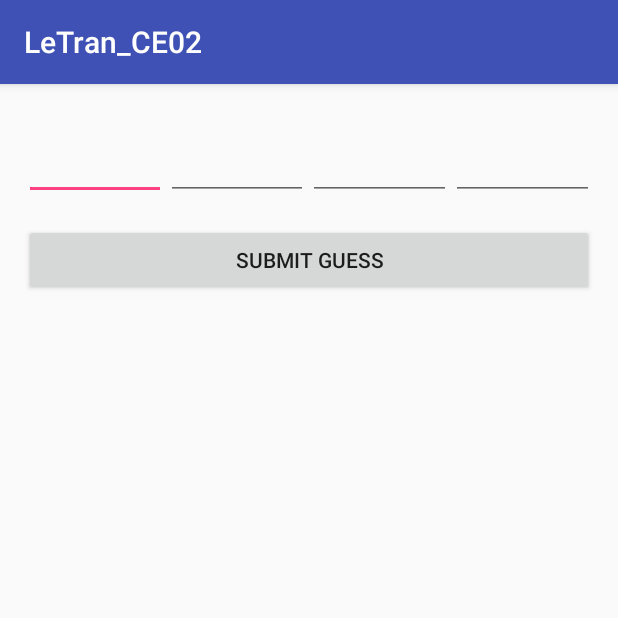
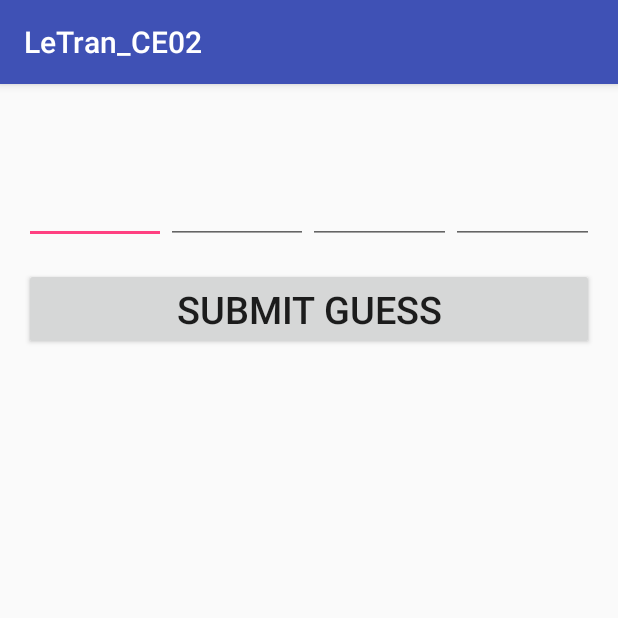
Before and after one commit to tranle13/JAV_GuessNumber, an Android app: the screen it shows after launch (MainActivity), on a phone screen of 412 x 824 dp, the top half of it. Run offline under Robolectric (Android 15) with nearby library versions, the phone set to English and light mode, and no system bars.

Commit message:
Changed text size in xml and clear the warning in Inspection Results

```diff
--- a/LeTran_CE02/app/src/main/java/com/sunny/android/letran_ce02/MainActivity.java
+++ b/LeTran_CE02/app/src/main/java/com/sunny/android/letran_ce02/MainActivity.java
@@ -6,7 +6,6 @@
 package com.sunny.android.letran_ce02;
 
 import android.content.DialogInterface;
-import android.content.res.ColorStateList;
 import android.support.v7.app.AlertDialog;
 import android.support.v7.app.AppCompatActivity;
 import android.os.Bundle;
@@ -16,22 +15,18 @@ import android.view.View;
 import android.widget.EditText;
 import android.widget.Toast;
 
-import java.lang.reflect.Array;
 import java.util.ArrayList;
 import java.util.Random;
 
     public class MainActivity extends AppCompatActivity {
 
         // Create necessary variables
-        static final String TAG = "GUESSNUM";
+        private static final String TAG = "GUESSNUM";
         private final Random rnd = new Random();
-        private ArrayList<Integer> randomNums = new ArrayList<>();
-        private static final int MAX_NUM_VALUE = 10;
-        private static final int EMPTY = -1;
+        private ArrayList<Integer> randomNums;
         private int numOfTurns = 4;
         private Toast tst_Message = null;
-        private final int[] textIDs = {R.id.txt_FirstNum, R.id.txt_SecondNum, R.id.txt_ThirdNum, R.id.txt_FourthNum};
-        private ArrayList<Integer> inputNum = new ArrayList<>();
+        private ArrayList<Integer> inputNum;
         private int originalColor = -1;
 
         @Override
@@ -39,13 +34,15 @@ import java.util.Random;
             super.onCreate(savedInstanceState);
             setContentView(R.layout.activity_main);
 
+            randomNums = new ArrayList<>();
+            inputNum = new ArrayList<>();
             originalColor = ((EditText)findViewById(R.id.txt_FirstNum)).getCurrentTextColor();
             randomizeNum();
             findViewById(R.id.btn_SubmitGuess).setOnClickListener(submitTapped);
         }
 
         // Create click listener for the Submit button
-        private View.OnClickListener submitTapped = new View.OnClickListener() {
+        private final View.OnClickListener submitTapped = new View.OnClickListener() {
             @Override
             public void onClick(View view) {
 
@@ -70,11 +67,11 @@ import java.util.Random;
                         if (numOfTurns > 0) {
                             numOfTurns -= 1;
 
-                            String remainTurns = "";
+                            String remainTurns;
 
                             if (numOfTurns > 1) {
                                 remainTurns = "You have " + numOfTurns + " turns left!";
-                            } else if (numOfTurns > 0 && numOfTurns < 2) {
+                            } else {
                                 remainTurns = "You have " + numOfTurns + " turn left!";
                             }
 
@@ -84,7 +81,7 @@ import java.util.Random;
 
 
 
-                        if ((inputNum.get(0) == randomNums.get(0)) && (inputNum.get(1) == randomNums.get(1)) && (inputNum.get(2) == randomNums.get(2)) && (inputNum.get(3) == randomNums.get(3))) {
+                        if ((inputNum.get(0).equals(randomNums.get(0))) && (inputNum.get(1).equals(randomNums.get(1))) && (inputNum.get(2).equals(randomNums.get(2))) && (inputNum.get(3).equals(randomNums.get(3)))) {
                             alertDialog(R.string.win, R.string.winMessage, R.drawable.win_icon);
                         } else if (numOfTurns == 0){
                             alertDialog(R.string.lose, R.string.loseMessage, R.drawable.lose_icon);
@@ -101,6 +98,7 @@ import java.util.Random;
             }
         };
 
+        // Function to build alert dialog
         private void alertDialog(int title, int message, int icon) {
             tst_Message.cancel();
             tst_Message = null;
@@ -116,10 +114,9 @@ import java.util.Random;
             });
             builder.show();
         }
+
         // Function to compare whatever input in the edit text to the random numbers
         private void checkTexts() {
-            int colorSelection = EMPTY;
-
             EditText firstText = (EditText) findViewById(R.id.txt_FirstNum);
             EditText secText = (EditText) findViewById(R.id.txt_SecondNum);
             EditText thirdText = (EditText) findViewById(R.id.txt_ThirdNum);
@@ -141,12 +138,12 @@ import java.util.Random;
             if (randomNums.size() > 0 && inputNum.size() == 4) {
                 for (int i = 0; i < randomNums.size(); i++) {
                     Log.i(TAG, "randomNum: " + randomNums.get(i));
+                }
 
-                }
                 for (int i = 0; i < randomNums.size(); i++) {
-                    int colorID = EMPTY;
+                    int colorID;
 
-                    if (inputNum.get(i) == randomNums.get(i)) {
+                    if (inputNum.get(i).equals(randomNums.get(i))) {
                         colorID = R.color.green;
                     } else if (inputNum.get(i) > 4) {
                         colorID = R.color.red;
@@ -172,7 +169,6 @@ import java.util.Random;
             randomizeNum();
             numOfTurns = 4;
 
-
             EditText firstNum = (EditText) findViewById(R.id.txt_FirstNum);
             firstNum.setText("");
             firstNum.setTextColor(originalColor);
--- a/LeTran_CE02/app/src/main/res/layout/activity_main.xml
+++ b/LeTran_CE02/app/src/main/res/layout/activity_main.xml
@@ -1,6 +1,5 @@
 <?xml version="1.0" encoding="utf-8"?>
 <LinearLayout xmlns:android="http://schemas.android.com/apk/res/android"
-    xmlns:app="http://schemas.android.com/apk/res-auto"
     xmlns:tools="http://schemas.android.com/tools"
     android:layout_width="match_parent"
     android:layout_height="match_parent"
@@ -23,7 +22,8 @@
             android:layout_weight="1"
             android:gravity="center_horizontal"
             android:inputType="number"
-            android:maxLength="1"/>
+            android:maxLength="1"
+            android:textSize="40sp"/>
 
         <EditText
             android:id="@+id/txt_SecondNum"
@@ -32,7 +32,8 @@
             android:layout_weight="1"
             android:gravity="center_horizontal"
             android:inputType="number"
-            android:maxLength="1"/>
+            android:maxLength="1"
+            android:textSize="40sp"/>
 
         <EditText
             android:id="@+id/txt_ThirdNum"
@@ -41,7 +42,8 @@
             android:layout_weight="1"
             android:gravity="center_horizontal"
             android:inputType="number"
-            android:maxLength="1"/>
+            android:maxLength="1"
+            android:textSize="40sp"/>
 
         <EditText
             android:id="@+id/txt_FourthNum"
@@ -50,7 +52,8 @@
             android:layout_weight="1"
             android:gravity="center_horizontal"
             android:inputType="number"
-            android:maxLength="1"/>
+            android:maxLength="1"
+            android:textSize="40sp"/>
 
     </LinearLayout>
 
@@ -60,6 +63,7 @@
         android:layout_height="wrap_content"
         android:layout_gravity="center"
         android:text="@string/btn_Submit"
-        android:layout_marginTop="16dp"/>
+        android:layout_marginTop="16dp"
+        android:textSize="25sp"/>
 
 </LinearLayout>
```
